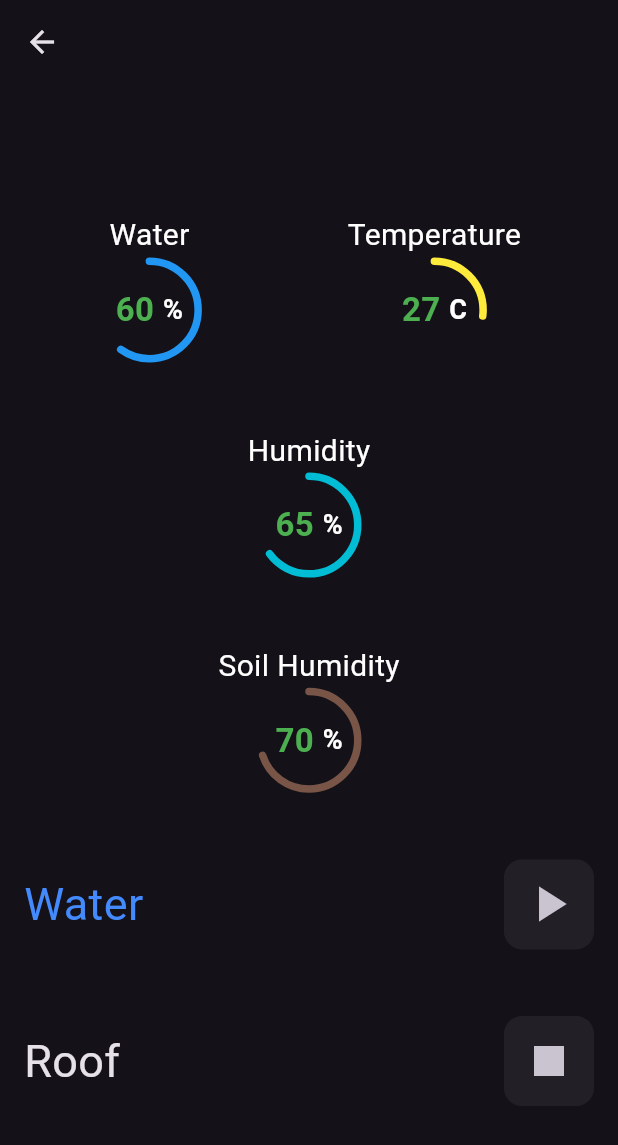
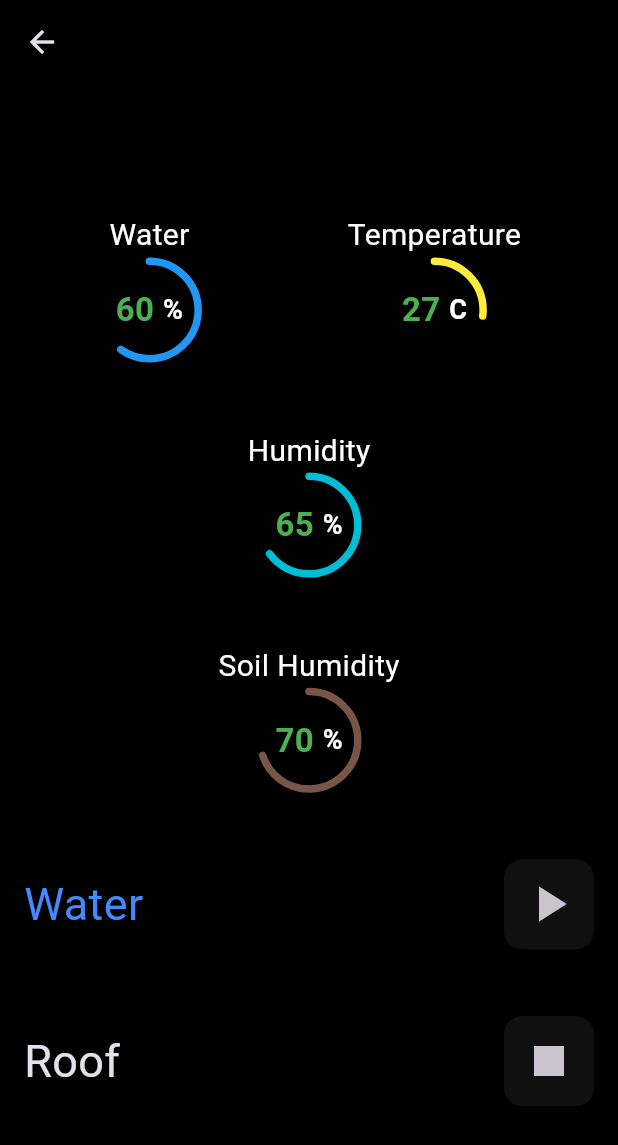
Before and after one commit to ahmedelshahed21/Smart_Farm_App, a Flutter app: the PlantView screen opened directly with empty values, after a tap on "OverView", after a tap on "Manual Control", on a phone screen of 412 x 824 dp. Shown: the top 1145 px of the screen. Run offline on Flutter 3.47's test engine with Material 3 defaults, Android fonts, the phone set to English and light mode, and no system bars; drawn by our look-alikes of percent_indicator; our stand-ins replace animated_splash_screen, lottie, page_transition, sleek_circular_slider.

Commit message:
Commit 7

```diff
--- a/lib/core/components/custom_plant_data_card.dart
+++ b/lib/core/components/custom_plant_data_card.dart
@@ -16,7 +16,7 @@ class CustomPlantDataCard extends StatelessWidget{
       padding: const EdgeInsets.symmetric(vertical: 25.0,horizontal: 16.0),
       decoration: BoxDecoration(
           borderRadius: BorderRadius.circular(12),
-          color: Colors.black.withOpacity(0.3)
+          color: Colors.black
       ),
       child: Column(
         children: [
@@ -26,13 +26,13 @@ class CustomPlantDataCard extends StatelessWidget{
                 size: 30,
                 color: iconColo,
               ),
-              SizedBox(width: 5),
+              const SizedBox(width: 5),
               Text(name,
-                style: TextStyle(
+                style: const TextStyle(
                     fontSize: 16,
                     letterSpacing: 2,
+                    color: Colors.white,
                     fontWeight: FontWeight.w500,
-                    color: Colors.white
                 ),
               ),
             ],
--- a/lib/core/components/plant_card.dart
+++ b/lib/core/components/plant_card.dart
@@ -18,7 +18,7 @@ class PlantCard extends StatelessWidget{
       width: width ?? 150,
       decoration: BoxDecoration(
         image: DecorationImage(
-            image: AssetImage(category.image),
+            image: AssetImage(category.image!),
             fit: BoxFit.fill
         ),
         borderRadius: BorderRadius.circular(radius ?? 16),
--- a/lib/features/custom plant/presentation/views/widgets/body_custom_plant_form_view.dart
+++ b/lib/features/custom plant/presentation/views/widgets/body_custom_plant_form_view.dart
@@ -77,7 +77,7 @@ class BodyCustomPlantFormView extends StatelessWidget{
                 cursorColor: kPrimaryColor.withOpacity(0.6),
                 decoration: InputDecoration(
                   prefixIcon:const Icon(Icons.title),
-                  prefixIconColor: kPrimaryColor.withOpacity(0.6),
+                  prefixIconColor: Colors.white,
                   hintText: 'Plant Name',
                   hintStyle: TextStyle(
                     fontWeight: FontWeight.normal,
@@ -118,7 +118,7 @@ class BodyCustomPlantFormView extends StatelessWidget{
                   labelText: 'Watering',
                   hintText: 'How much water do this plant need ?',
                   textInputType: TextInputType.number,
-                  fillColor: Colors.green.withOpacity(0.3),
+                  fillColor: kPrimaryColor.withOpacity(0.3),
                   contentPadding: const EdgeInsets.symmetric(vertical: 5,horizontal: 20)
               ),
               CustomTextFormField(
--- a/lib/features/home/presentation/views/widgets/custom_plant_card.dart
+++ b/lib/features/home/presentation/views/widgets/custom_plant_card.dart
@@ -2,7 +2,7 @@ import 'package:flutter/material.dart';
 import 'package:lottie/lottie.dart';
 import 'package:smart_farm/constants.dart';
 import 'package:smart_farm/core/utils/assets_app.dart';
-import 'package:smart_farm/features/custom%20plant/presentation/views/adding_custom_plant_view.dart';
+import 'package:smart_farm/features/custom%20plant/presentation/views/custom_plants_view.dart';
 
 class CustomPlantContainer extends StatelessWidget{
   const CustomPlantContainer({super.key});
--- a/lib/features/login/presentation/views/widgets/login_section.dart
+++ b/lib/features/login/presentation/views/widgets/login_section.dart
@@ -38,7 +38,7 @@ class _LoginSectionState extends State<LoginSection> {
             labelText: 'USER_NAME',
             prefixIcon: Icons.alternate_email,
             prefixIconColor: Colors.black,
-            fillColor: kPrimaryColor.withOpacity(0.6),
+            fillColor: kPrimaryColor.withOpacity(0.3),
             textInputType: TextInputType.emailAddress,
             hintText: 'USER_NAME',
           ),
@@ -55,7 +55,7 @@ class _LoginSectionState extends State<LoginSection> {
                 obscureText=!obscureText;
               });
             },
-            fillColor: kPrimaryColor.withOpacity(0.6),
+            fillColor: kPrimaryColor.withOpacity(0.3),
             hintText: 'PASSWORD',
           ),
           const SizedBox(height: 40,),
--- a/lib/main.dart
+++ b/lib/main.dart
@@ -1,7 +1,7 @@
 import 'package:flutter/material.dart';
 import 'package:smart_farm/features/splash/presentation/views/splash_view.dart';
 import 'package:smart_farm/features/custom%20plant/presentation/views/custom_plant_form_view.dart';
-import 'package:smart_farm/features/custom%20plant/presentation/views/adding_custom_plant_view.dart';
+import 'package:smart_farm/features/custom%20plant/presentation/views/custom_plants_view.dart';
 import 'package:smart_farm/features/home/presentation/views/home_view.dart';
 import 'package:smart_farm/screens/manual_control_screen.dart';
 import 'package:smart_farm/screens/percentages_screen.dart';
--- a/lib/screens/manual_control_screen.dart
+++ b/lib/screens/manual_control_screen.dart
@@ -16,7 +16,10 @@ class _ManualControlScreenState extends State<ManualControlScreen> {
   Widget build(BuildContext context) {
     bool? ifPressed;
     return Scaffold(
-      appBar: AppBar(),
+      backgroundColor: Colors.black,
+      appBar: AppBar(
+          backgroundColor: Colors.black
+      ),
       body: Padding(
         padding: const EdgeInsets.symmetric(horizontal: 16.0),
         child: Column(
--- a/lib/screens/percentages_screen.dart
+++ b/lib/screens/percentages_screen.dart
@@ -7,7 +7,10 @@ class PercentagesScreen extends StatelessWidget{
   @override
   Widget build(BuildContext context) {
     return Scaffold(
-      appBar: AppBar(),
+      backgroundColor: Colors.black,
+      appBar: AppBar(
+        backgroundColor: Colors.black,
+      ),
       body: Column(
         mainAxisAlignment: MainAxisAlignment.spaceEvenly,
         children: [
```
Also changed, not shown: lib/features/custom plant/presentation/views/custom_plants_view.dart (renamed from lib/features/custom plant/presentation/views/adding_custom_plant_view.dart, +16 -2 lines), lib/features/custom plant/presentation/views/widgets/custom_item.dart (+1 -6 lines), assets/fonts/Pacifico-Regular.ttf (added).
